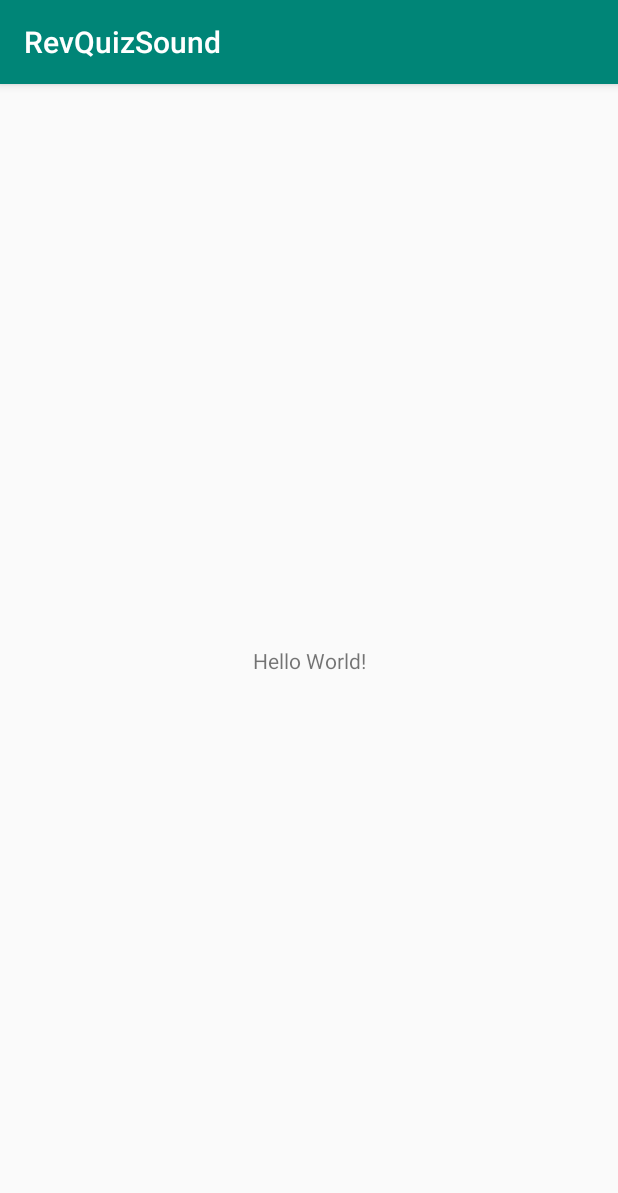
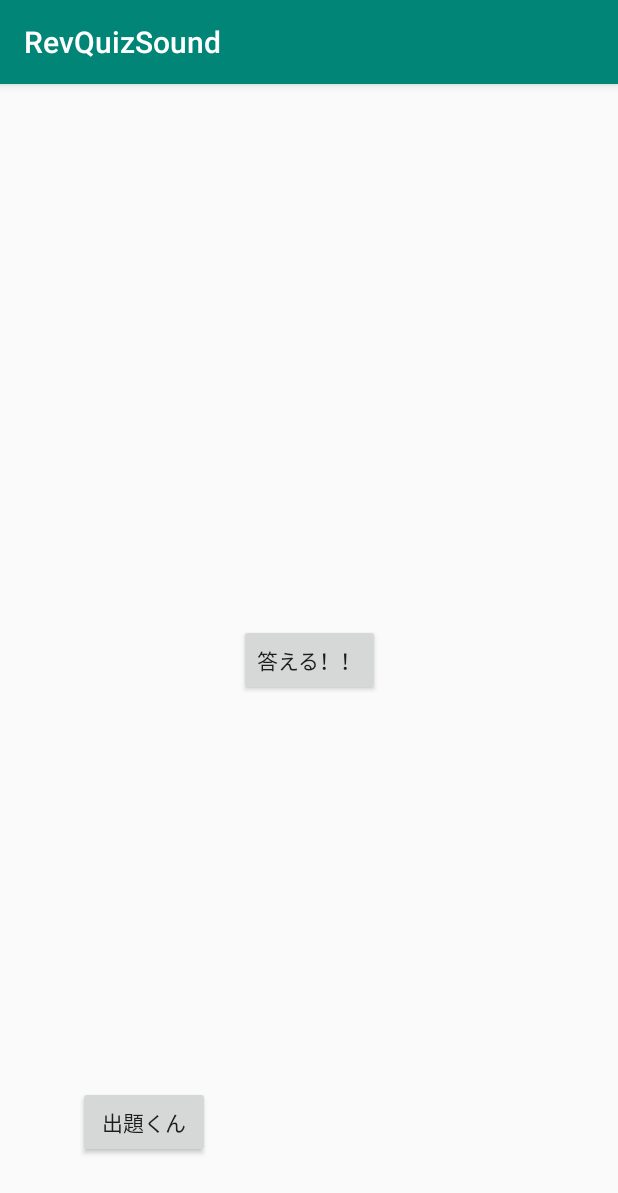
Before and after one commit to aso1901102/RevQuizSound, an Android app: the screen it shows after launch (MainActivity), on a phone screen of 412 x 824 dp. Shown: the top 1193 px of the screen. Run offline under Robolectric (Android 15) with nearby library versions, the light colour scheme and no system bars.

Commit message:
Initial commit

```diff
--- a/app/build.gradle
+++ b/app/build.gradle
@@ -25,7 +25,7 @@ android {
 
 dependencies {
     implementation fileTree(dir: 'libs', include: ['*.jar'])
-    implementation"org.jetbrains.kotlin:kotlin-stdlib-jdk7:$kotlin_version"
+    implementation "org.jetbrains.kotlin:kotlin-stdlib-jdk7:$kotlin_version"
     implementation 'androidx.appcompat:appcompat:1.1.0'
     implementation 'androidx.core:core-ktx:1.1.0'
     implementation 'androidx.constraintlayout:constraintlayout:1.1.3'
--- a/app/src/main/AndroidManifest.xml
+++ b/app/src/main/AndroidManifest.xml
@@ -9,6 +9,7 @@
         android:roundIcon="@mipmap/ic_launcher_round"
         android:supportsRtl="true"
         android:theme="@style/AppTheme">
+        <activity android:name=".QuestActivity"></activity>
         <activity android:name=".MainActivity">
             <intent-filter>
                 <action android:name="android.intent.action.MAIN" />
--- a/app/src/main/res/layout/activity_main.xml
+++ b/app/src/main/res/layout/activity_main.xml
@@ -6,13 +6,23 @@
     android:layout_height="match_parent"
     tools:context=".MainActivity">
 
-    <TextView
+    <Button
+        android:id="@+id/transButton"
         android:layout_width="wrap_content"
         android:layout_height="wrap_content"
-        android:text="Hello World!"
+        android:layout_marginStart="52dp"
+        android:layout_marginBottom="52dp"
+        android:text="@string/Examiner"
         app:layout_constraintBottom_toBottomOf="parent"
-        app:layout_constraintLeft_toLeftOf="parent"
-        app:layout_constraintRight_toRightOf="parent"
+        app:layout_constraintStart_toStartOf="parent" />
+
+    <Button
+        android:id="@+id/answerButton"
+        android:layout_width="wrap_content"
+        android:layout_height="wrap_content"
+        android:text="@string/answerButton"
+        app:layout_constraintBottom_toBottomOf="parent"
+        app:layout_constraintEnd_toEndOf="parent"
+        app:layout_constraintStart_toStartOf="parent"
         app:layout_constraintTop_toTopOf="parent" />
-
 </androidx.constraintlayout.widget.ConstraintLayout>
--- /dev/null
+++ b/app/src/main/res/values/dimens.xml
@@ -0,0 +1,5 @@
+<?xml version="1.0" encoding="utf-8"?>
+<resources>
+    <dimen name="buttonside" />
+    <dimen name="buttonSide">60dp</dimen>
+</resources>
--- a/app/src/main/res/values/strings.xml
+++ b/app/src/main/res/values/strings.xml
@@ -1,3 +1,5 @@
 <resources>
     <string name="app_name">RevQuizSound</string>
+    <string name="Examiner">出題くん</string>
+    <string name="answerButton">答える！！</string>
 </resources>
```
Also changed, not shown: app/src/main/java/jp/ac/asojuku/revquizsound/QuestActivity.kt (added, +12 -0 lines), app/src/main/res/layout/activity_quest.xml (added, +62 -0 lines), 6 other files.
